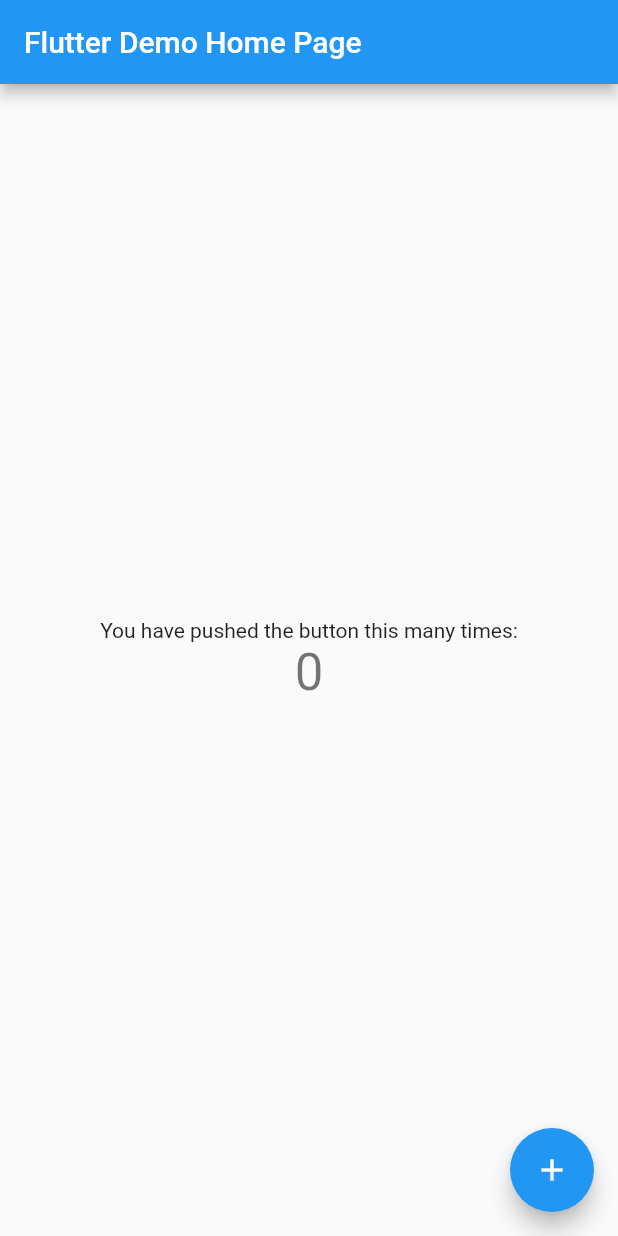
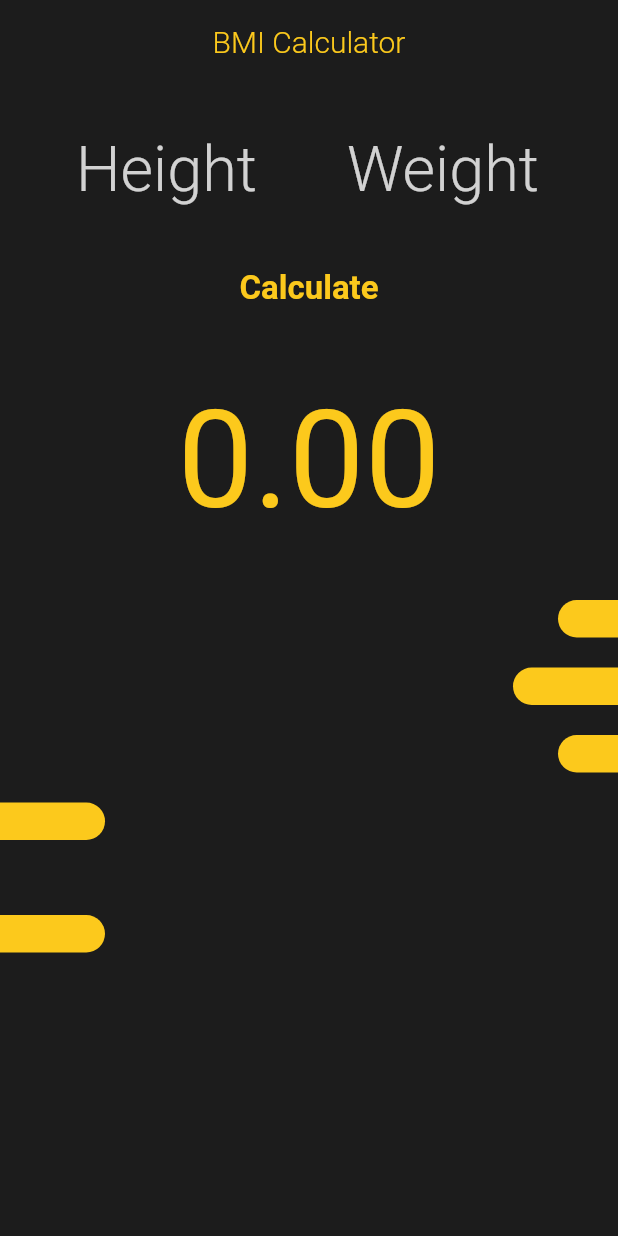
Before and after one commit to 4Marsha1/bmi_calculator, a Flutter app: the screen it shows after launch, on a phone screen of 412 x 824 dp. Run offline on Flutter 3.47's test engine with Material 2 defaults, Android fonts, the phone set to English and light mode, and no system bars; our stand-ins replace hexcolor.

Commit message:
final commit

```diff
--- /dev/null
+++ b/lib/constants/app_constants.dart
@@ -0,0 +1,5 @@
+import 'package:flutter/material.dart';
+import 'package:hexcolor/hexcolor.dart';
+
+final Color mainHexColor = HexColor("#1C1C1C");
+final Color accentHexColor = HexColor("#FCC91C");
--- a/lib/main.dart
+++ b/lib/main.dart
@@ -1,115 +1,22 @@
 import 'package:flutter/material.dart';
+import 'package:bmi_calculator/screens/home.dart';
 
 void main() {
-  runApp(const MyApp());
+  runApp(MyApp());
 }
 
 class MyApp extends StatelessWidget {
   const MyApp({Key? key}) : super(key: key);
 
-  // This widget is the root of your application.
   @override
   Widget build(BuildContext context) {
     return MaterialApp(
-      title: 'Flutter Demo',
+      title: 'BMI Calculator',
+      debugShowCheckedModeBanner: false,
       theme: ThemeData(
-        // This is the theme of your application.
-        //
-        // Try running your application with "flutter run". You'll see the
-        // application has a blue toolbar. Then, without quitting the app, try
-        // changing the primarySwatch below to Colors.green and then invoke
-        // "hot reload" (press "r" in the console where you ran "flutter run",
-        // or simply save your changes to "hot reload" in a Flutter IDE).
-        // Notice that the counter didn't reset back to zero; the application
-        // is not restarted.
-        primarySwatch: Colors.blue,
-      ),
-      home: const MyHomePage(title: 'Flutter Demo Home Page'),
+          primarySwatch: Colors.yellow,
+          visualDensity: VisualDensity.adaptivePlatformDensity),
+      home: HomeScreen(),
     );
   }
 }
-
-class MyHomePage extends StatefulWidget {
-  const MyHomePage({Key? key, required this.title}) : super(key: key);
-
-  // This widget is the home page of your application. It is stateful, meaning
-  // that it has a State object (defined below) that contains fields that affect
-  // how it looks.
-
-  // This class is the configuration for the state. It holds the values (in this
-  // case the title) provided by the parent (in this case the App widget) and
-  // used by the build method of the State. Fields in a Widget subclass are
-  // always marked "final".
-
-  final String title;
-
-  @override
-  State<MyHomePage> createState() => _MyHomePageState();
-}
-
-class _MyHomePageState extends State<MyHomePage> {
-  int _counter = 0;
-
-  void _incrementCounter() {
-    setState(() {
-      // This call to setState tells the Flutter framework that something has
-      // changed in this State, which causes it to rerun the build method below
-      // so that the display can reflect the updated values. If we changed
-      // _counter without calling setState(), then the build method would not be
-      // called again, and so nothing would appear to happen.
-      _counter++;
-    });
-  }
-
-  @override
-  Widget build(BuildContext context) {
-    // This method is rerun every time setState is called, for instance as done
-    // by the _incrementCounter method above.
-    //
-    // The Flutter framework has been optimized to make rerunning build methods
-    // fast, so that you can just rebuild anything that needs updating rather
-    // than having to individually change instances of widgets.
-    return Scaffold(
-      appBar: AppBar(
-        // Here we take the value from the MyHomePage object that was created by
-        // the App.build method, and use it to set our appbar title.
-        title: Text(widget.title),
-      ),
-      body: Center(
-        // Center is a layout widget. It takes a single child and positions it
-        // in the middle of the parent.
-        child: Column(
-          // Column is also a layout widget. It takes a list of children and
-          // arranges them vertically. By default, it sizes itself to fit its
-          // children horizontally, and tries to be as tall as its parent.
-          //
-          // Invoke "debug painting" (press "p" in the console, choose the
-          // "Toggle Debug Paint" action from the Flutter Inspector in Android
-          // Studio, or the "Toggle Debug Paint" command in Visual Studio Code)
-          // to see the wireframe for each widget.
-          //
-          // Column has various properties to control how it sizes itself and
-          // how it positions its children. Here we use mainAxisAlignment to
-          // center the children vertically; the main axis here is the vertical
-          // axis because Columns are vertical (the cross axis would be
-          // horizontal).
-          mainAxisAlignment: MainAxisAlignment.center,
-          children: <Widget>[
-            const Text(
-              'You have pushed the button this many times:',
-            ),
-            Text(
-              '$_counter',
-              style: Theme.of(context).textTheme.headline4,
-            ),
-          ],
-        ),
-      ),
-      floatingActionButton: FloatingActionButton(
-        onPressed: _incrementCounter,
-        tooltip: 'Increment',
-        child: const Icon(Icons.add),
-      ), // This trailing comma makes auto-formatting nicer for build methods.
-    );
-  }
-}
--- /dev/null
+++ b/lib/screens/home.dart
@@ -0,0 +1,156 @@
+import 'package:bmi_calculator/constants/app_constants.dart';
+import 'package:bmi_calculator/widgets/left_bar.dart';
+import 'package:bmi_calculator/widgets/right_bar.dart';
+import 'package:flutter/material.dart';
+
+class HomeScreen extends StatefulWidget {
+  const HomeScreen({Key? key}) : super(key: key);
+
+  @override
+  _HomeScreenState createState() => _HomeScreenState();
+}
+
+class _HomeScreenState extends State<HomeScreen> {
+  TextEditingController _height = TextEditingController();
+  TextEditingController _weight = TextEditingController();
+  double _result = 0;
+  String _textResult = '';
+
+  @override
+  Widget build(BuildContext context) {
+    return Scaffold(
+      appBar: AppBar(
+        title: Text(
+          'BMI Calculator',
+          style: TextStyle(color: accentHexColor, fontWeight: FontWeight.w300),
+        ),
+        backgroundColor: Colors.transparent,
+        centerTitle: true,
+        elevation: 0,
+      ),
+      backgroundColor: mainHexColor,
+      body: SingleChildScrollView(
+        child: Column(
+          children: [
+            SizedBox(
+              height: 20,
+            ),
+            Row(
+              mainAxisAlignment: MainAxisAlignment.spaceEvenly,
+              children: [
+                Container(
+                  width: 130,
+                  child: TextField(
+                    controller: _height,
+                    style: TextStyle(
+                        fontSize: 42,
+                        fontWeight: FontWeight.w300,
+                        color: accentHexColor),
+                    keyboardType: TextInputType.number,
+                    decoration: InputDecoration(
+                      border: InputBorder.none,
+                      hintText: 'Height',
+                      hintStyle: TextStyle(
+                          fontSize: 42,
+                          fontWeight: FontWeight.w300,
+                          color: Colors.white.withOpacity(.8)),
+                    ),
+                  ),
+                ),
+                Container(
+                  width: 130,
+                  child: TextField(
+                    controller: _weight,
+                    style: TextStyle(
+                        fontSize: 42,
+                        fontWeight: FontWeight.w300,
+                        color: accentHexColor),
+                    keyboardType: TextInputType.number,
+                    decoration: InputDecoration(
+                      border: InputBorder.none,
+                      hintText: 'Weight',
+                      hintStyle: TextStyle(
+                          fontSize: 42,
+                          fontWeight: FontWeight.w300,
+                          color: Colors.white.withOpacity(.8)),
+                    ),
+                  ),
+                )
+              ],
+            ),
+            SizedBox(
+              height: 30,
+            ),
+            GestureDetector(
+              onTap: () {
+                double _h = double.parse(_height.text);
+                double _w = double.parse(_weight.text);
+                setState(() {
+                  _result = _w / (_h * _h);
+                  if (_result > 25) {
+                    _textResult = "Over Weight";
+                  } else if (_result >= 18.5 && _result <= 25) {
+                    _textResult = "Normal Weight";
+                  } else {
+                    _textResult = "Under Weight";
+                  }
+                });
+              },
+              child: Text(
+                'Calculate',
+                style: TextStyle(
+                    fontSize: 22,
+                    fontWeight: FontWeight.bold,
+                    color: accentHexColor),
+              ),
+            ),
+            SizedBox(
+              height: 50,
+            ),
+            Container(
+              child: Text(
+                _result.toStringAsFixed(2),
+                style: TextStyle(fontSize: 90, color: accentHexColor),
+              ),
+            ),
+            SizedBox(
+              height: 30,
+            ),
+            Visibility(
+              visible: _textResult.isNotEmpty,
+              child: Container(
+                child: Text(
+                  _textResult,
+                  style: TextStyle(
+                      fontSize: 32,
+                      fontWeight: FontWeight.w400,
+                      color: accentHexColor),
+                ),
+              ),
+            ),
+            SizedBox(
+              height: 10,
+            ),
+            LeftBar(barWidth: 40),
+            SizedBox(
+              height: 20,
+            ),
+            LeftBar(barWidth: 70),
+            SizedBox(
+              height: 20,
+            ),
+            LeftBar(barWidth: 40),
+            SizedBox(
+              height: 20,
+            ),
+            RightBar(barWidth: 70),
+            SizedBox(
+              height: 50,
+            ),
+            RightBar(barWidth: 70),
+          ],
+        ),
+      ),
+    );
+  }
+}
--- /dev/null
+++ b/lib/widgets/left_bar.dart
@@ -0,0 +1,26 @@
+import 'package:bmi_calculator/constants/app_constants.dart';
+import 'package:bmi_calculator/widgets/right_bar.dart';
+import 'package:flutter/material.dart';
+
+class LeftBar extends StatelessWidget {
+  final double barWidth;
+  const LeftBar({Key? key, required this.barWidth}) : super(key: key);
+
+  @override
+  Widget build(BuildContext context) {
+    return Row(
+      mainAxisAlignment: MainAxisAlignment.end,
+      children: [
+        Container(
+          height: 25,
+          width: barWidth,
+          decoration: BoxDecoration(
+              borderRadius: BorderRadius.only(
+                  topLeft: Radius.circular(20),
+                  bottomLeft: Radius.circular(20)),
+              color: accentHexColor),
+        )
+      ],
+    );
+  }
+}
--- /dev/null
+++ b/lib/widgets/right_bar.dart
@@ -0,0 +1,26 @@
+import 'package:bmi_calculator/constants/app_constants.dart';
+import 'package:bmi_calculator/widgets/right_bar.dart';
+import 'package:flutter/material.dart';
+
+class RightBar extends StatelessWidget {
+  final double barWidth;
+  const RightBar({Key? key, required this.barWidth}) : super(key: key);
+
+  @override
+  Widget build(BuildContext context) {
+    return Row(
+      mainAxisAlignment: MainAxisAlignment.start,
+      children: [
+        Container(
+          height: 25,
+          width: barWidth,
+          decoration: BoxDecoration(
+              borderRadius: BorderRadius.only(
+                  topRight: Radius.circular(20),
+                  bottomRight: Radius.circular(20)),
+              color: accentHexColor),
+        )
+      ],
+    );
+  }
+}
--- a/pubspec.yaml
+++ b/pubspec.yaml
@@ -3,7 +3,7 @@ description: A new Flutter project.
 
 # The following line prevents the package from being accidentally published to
 # pub.dev using `flutter pub publish`. This is preferred for private packages.
-publish_to: 'none' # Remove this line if you wish to publish to pub.dev
+publish_to: "none" # Remove this line if you wish to publish to pub.dev
 
 # The following defines the version and build number for your application.
 # A version number is three numbers separated by dots, like 1.2.43
@@ -29,7 +29,7 @@ environment:
 dependencies:
   flutter:
     sdk: flutter
-
+  hexcolor: ^2.0.5
 
   # The following adds the Cupertino Icons font to your application.
   # Use with the CupertinoIcons class for iOS style icons.
@@ -51,7 +51,6 @@ dev_dependencies:
 
 # The following section is specific to Flutter.
 flutter:
-
   # The following line ensures that the Material Icons font is
   # included with your application, so that you can use the icons in
   # the material Icons class.
```
Also changed, not shown: pubspec.lock, 1 other file.
